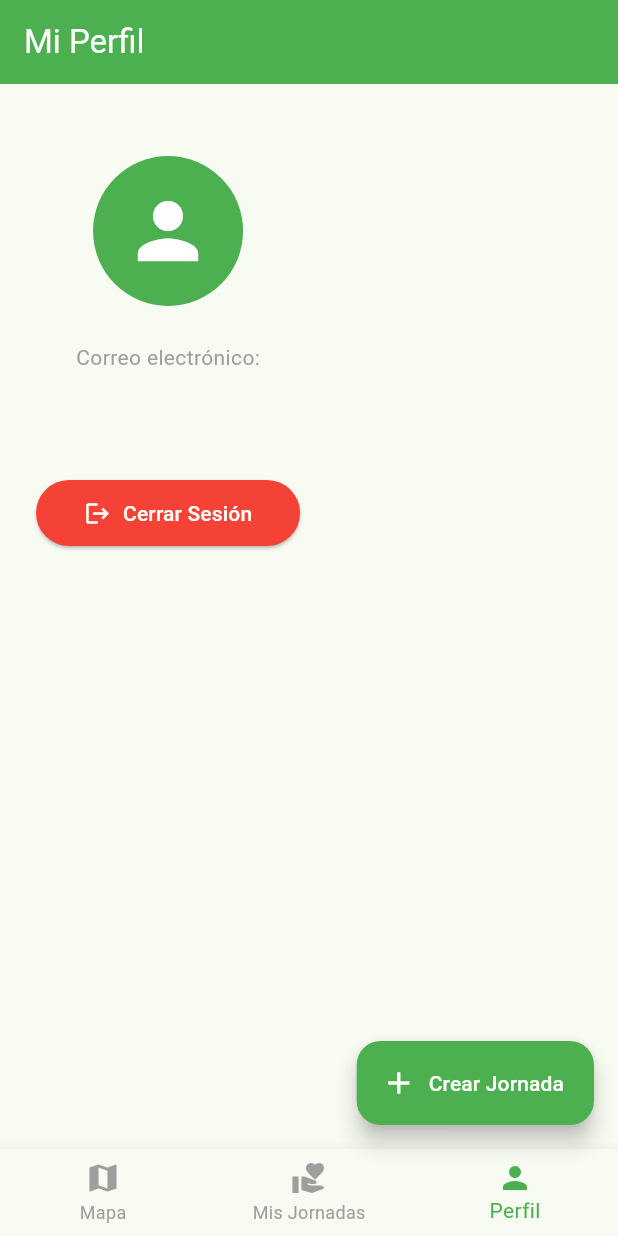
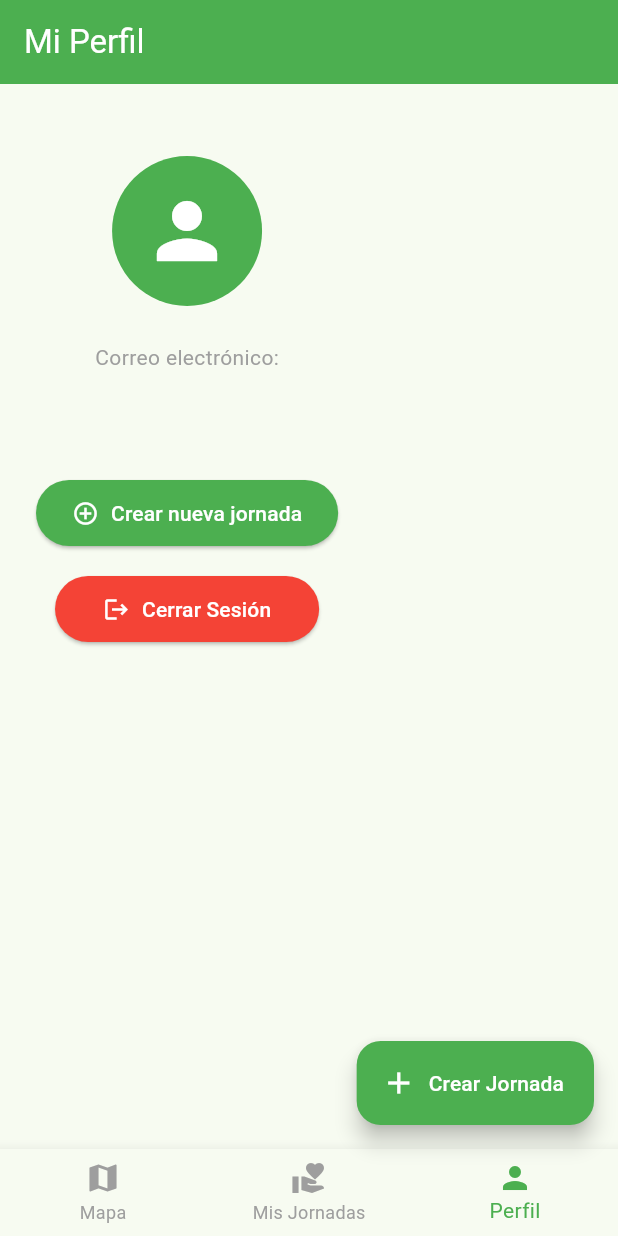
Before and after one commit to PetterAven/CausApp, a Flutter app: the screen it shows once a user with an empty profile is signed in, item 3 of the bottom bar chosen, on a phone screen of 412 x 824 dp. Run offline on Flutter 3.47's test engine with Material 3 defaults, Android fonts, the phone set to English and light mode, and no system bars; our stand-ins replace flutter_riverpod, geolocator, google_maps_flutter, supabase_flutter; accounts and stored records are empty.

Commit message:
feat: add Crear nueva jornada button to PerfilScreen

```diff
--- a/lib/screens/perfil_screen.dart
+++ b/lib/screens/perfil_screen.dart
@@ -1,6 +1,7 @@
 import 'package:flutter/material.dart';
 import 'package:flutter_riverpod/flutter_riverpod.dart';
 import '../controllers/auth_controller.dart';
+import 'crear_jornada_screen.dart';
 
 class PerfilScreen extends ConsumerWidget {
   const PerfilScreen({Key? key}) : super(key: key);
@@ -39,6 +40,22 @@ class PerfilScreen extends ConsumerWidget {
             ),
             const SizedBox(height: 40),
             ElevatedButton.icon(
+              onPressed: () {
+                Navigator.push(
+                  context,
+                  MaterialPageRoute(builder: (context) => const CrearJornadaScreen()),
+                );
+              },
+              icon: const Icon(Icons.add_circle_outline),
+              label: const Text('Crear nueva jornada'),
+              style: ElevatedButton.styleFrom(
+                backgroundColor: Colors.green,
+                foregroundColor: Colors.white,
+                padding: const EdgeInsets.symmetric(horizontal: 24, vertical: 12),
+              ),
+            ),
+            const SizedBox(height: 16),
+            ElevatedButton.icon(
               onPressed: () async {
                 try {
                   await authController.signOut();
```
